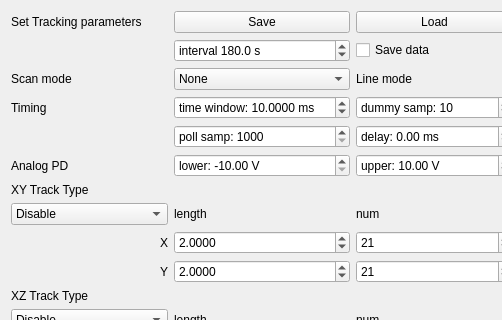
This is mahos/gui/ui/trackDialog.ui in ToyotaCRDL/mahos as Qt 5 draws it before an edit; both pictures show x 0 to 502 and y 0 to 320 of the 850 by 612 pixel window. The edited form follows.
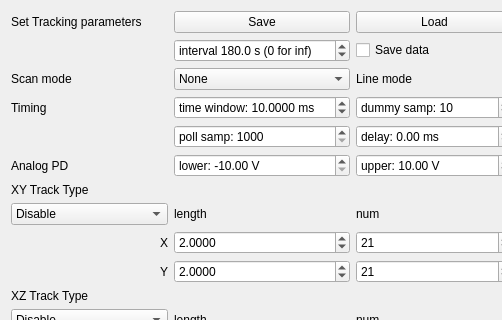
This is the edited form.

Commit message:
confocal_tracker: allow infinite interval
- by setting interval = 0, interval becomes infinite

```diff
--- a/mahos/gui/ui/trackDialog.ui
+++ b/mahos/gui/ui/trackDialog.ui
@@ -574,13 +574,13 @@
         <string>interval </string>
        </property>
        <property name="suffix">
-        <string> s</string>
+        <string> s (0 for inf)</string>
        </property>
        <property name="decimals">
         <number>1</number>
        </property>
        <property name="minimum">
-        <double>-1.000000000000000</double>
+        <double>0.000000000000000</double>
        </property>
        <property name="maximum">
         <double>10000.000000000000000</double>
```
The commit also changes 2 other files.
